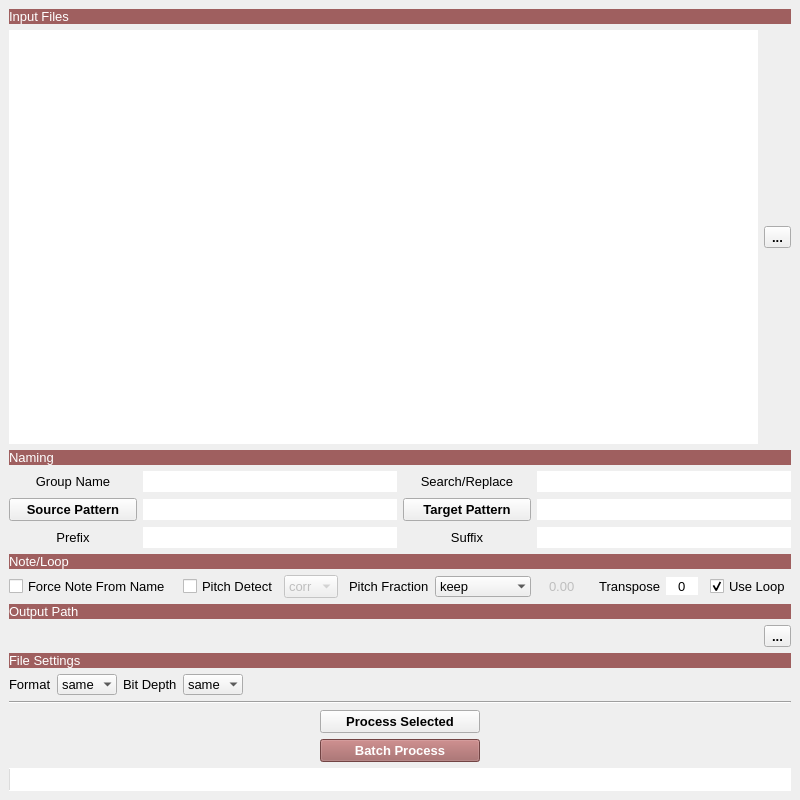
First picture: the form in tools/UI/rename_tool.ui, repository robotmitchum/sample_tools, before the edit.
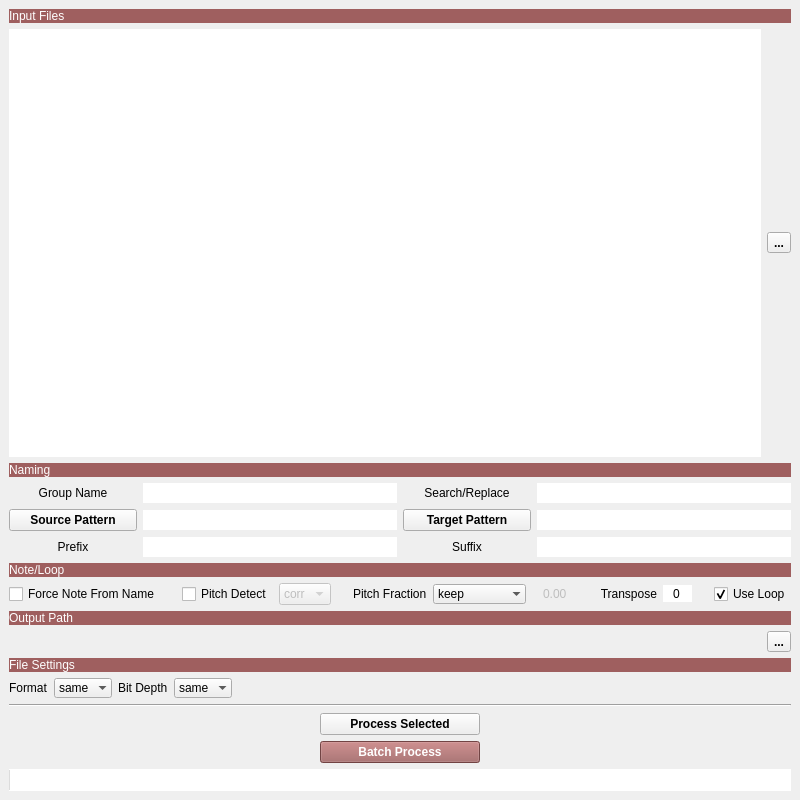
Second picture: the form after the edit.

Commit message: - New tool: "DR-DS" - Overhaul of the UI, removed the need for QDarkstyle - Misc fixes and improvements

What changed in the file:
```diff
--- a/tools/UI/rename_tool.ui
+++ b/tools/UI/rename_tool.ui
@@ -10,13 +10,6 @@
     <height>800</height>
    </rect>
   </property>
-  <property name="font">
-   <font>
-    <pointsize>10</pointsize>
-    <strikeout>false</strikeout>
-    <stylestrategy>PreferAntialias</stylestrategy>
-   </font>
-  </property>
   <property name="windowTitle">
    <string>Rename Sample Tool</string>
   </property>
@@ -72,7 +65,6 @@
        <widget class="QToolButton" name="set_files_tb">
         <property name="font">
          <font>
-          <weight>75</weight>
           <bold>true</bold>
          </font>
         </property>
@@ -209,7 +201,6 @@
         </property>
         <property name="font">
          <font>
-          <weight>75</weight>
           <bold>true</bold>
          </font>
         </property>
@@ -255,7 +246,6 @@
         </property>
         <property name="font">
          <font>
-          <weight>75</weight>
           <bold>true</bold>
          </font>
         </property>
@@ -652,7 +642,6 @@
        <widget class="QToolButton" name="set_output_path_tb">
         <property name="font">
          <font>
-          <weight>75</weight>
           <bold>true</bold>
          </font>
         </property>
@@ -829,7 +818,6 @@
         </property>
         <property name="font">
          <font>
-          <weight>75</weight>
           <bold>true</bold>
          </font>
         </property>
@@ -857,7 +845,6 @@
         </property>
         <property name="font">
          <font>
-          <weight>75</weight>
           <bold>true</bold>
          </font>
         </property>
```
The commit also changes 48 other files.
